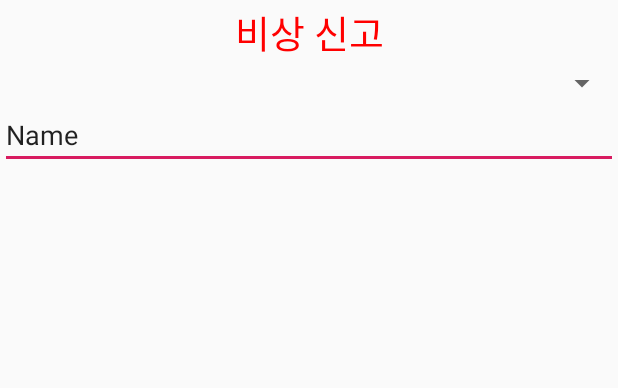
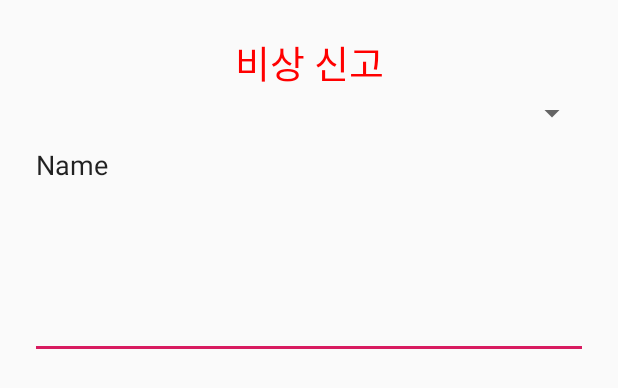
Before and after one commit to GohSanghyeon/EmergencyMap, an Android app: the layout dialog_sms.xml on its own in the app's theme, with its tools: preview values and no code run, on a phone screen of 412 x 824 dp. Shown: the top 388 px of the screen. Run offline under Robolectric (Android 15) with nearby library versions, the phone set to English and light mode, and no system bars.

Commit message:
MainActivity, 비상신고기능 코드 개선, dialog_sms 레이아웃 더 크게

```diff
--- a/app/src/main/res/layout/dialog_sms.xml
+++ b/app/src/main/res/layout/dialog_sms.xml
@@ -1,7 +1,9 @@
 <?xml version="1.0" encoding="utf-8"?>
 <LinearLayout xmlns:android="http://schemas.android.com/apk/res/android"
-    android:orientation="vertical" android:layout_width="match_parent"
-    android:layout_height="match_parent">
+    android:layout_width="match_parent"
+    android:layout_height="match_parent"
+    android:orientation="vertical"
+    android:padding="20dp">
 
     <TextView
         android:id="@+id/textDialogueTitle"
@@ -9,19 +11,24 @@
         android:layout_height="43dp"
         android:gravity="center"
         android:text="비상 신고"
-        android:textSize="25sp"
-        android:textColor="#FF0000"/>
+        android:textColor="#FF0000"
+        android:textSize="25sp" />
 
     <Spinner
-        android:id="@+id/spinner"
+        android:id="@+id/selectionPatientStatus"
         android:layout_width="match_parent"
-        android:layout_height="wrap_content" />
+        android:layout_height="wrap_content"
+        android:gravity="end" />
 
     <EditText
         android:id="@+id/editorSMSContents"
         android:layout_width="match_parent"
         android:layout_height="wrap_content"
         android:ems="10"
-        android:inputType="textPersonName"
+        android:gravity="top"
+        android:inputType="textLongMessage|textMultiLine|textPersonName|textEmailAddress"
+        android:lines="6"
+        android:maxLines="10"
         android:text="Name" />
+
 </LinearLayout>
```
Also changed, not shown: app/src/main/java/com/example/emergencymap/EmergencyMenuClickListener.kt (+17 -26 lines), app/src/main/java/com/example/emergencymap/MainActivity.kt (+2 -13 lines).
